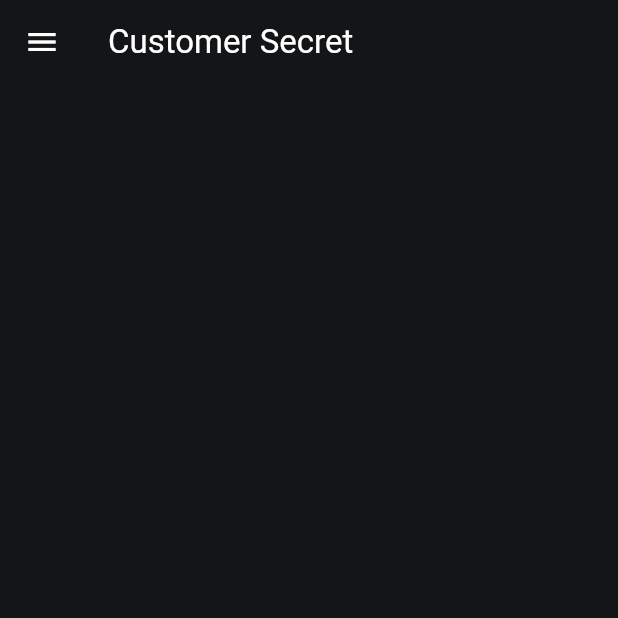
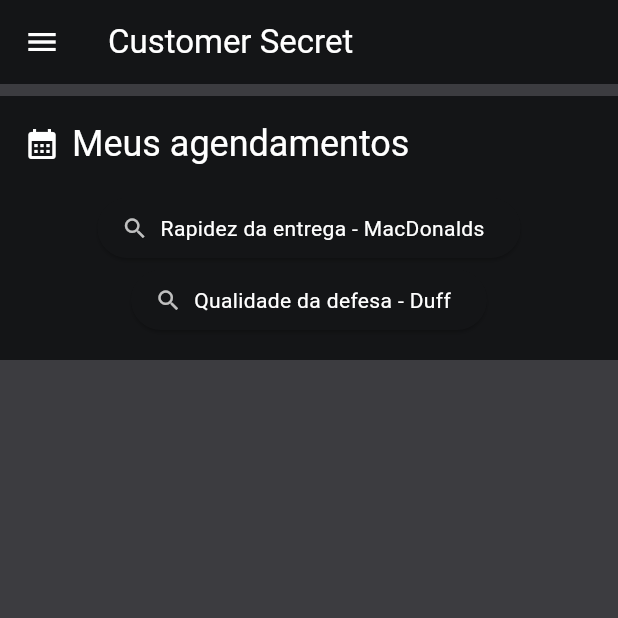
Before and after one commit to IgordeAndrade/customer_secret_service, a Flutter app: the HomePage screen opened by its route, on a phone screen of 412 x 824 dp, the top half of it. Run offline on Flutter 3.47's test engine with Material 2 defaults, Android fonts, the phone set to English and light mode, and no system bars; our stand-ins replace flex_color_scheme.

Commit message:
[feature]: initial layout of homePage

```diff
--- /dev/null
+++ b/lib/global/design_system/themes/constants/spacing.dart
@@ -0,0 +1,10 @@
+class ConstSpacing {
+  static const double xxxSmall = 1.0;
+  static const double xxSmall = 2.0;
+  static const double xSmall = 4.0;
+  static const double small = 8.0;
+  static const double medium = 16.0;
+  static const double large = 24.0;
+  static const double xLarge = 32.0;
+  static const double xxLarge = 64.0;
+}
--- a/lib/global/design_system/themes/themes.dart
+++ b/lib/global/design_system/themes/themes.dart
@@ -1,3 +1,5 @@
+import 'dart:ui';
+
 import 'package:flex_color_scheme/flex_color_scheme.dart';
 
 import 'color_schemes.g.dart';
@@ -28,6 +30,8 @@ get darkTheme => FlexThemeData.dark(
       useMaterial3: true,
       swapLegacyOnMaterial3: true,
       colorScheme: flexSchemeDark,
+      background: flexSchemeDark.background,
+      scaffoldBackground: Color.fromARGB(206, 14, 14, 19),
       // To use the Playground font, add GoogleFonts package and uncomment
       // fontFamily: GoogleFonts.notoSans().fontFamily,
     );
--- /dev/null
+++ b/lib/global/design_system/widgets/box_spacer.dart
@@ -0,0 +1,20 @@
+import 'package:flutter/material.dart';
+
+import '../themes/constants/spacing.dart';
+
+class BoxSpacer extends SizedBox {
+  const BoxSpacer({super.key})
+      : super.square(dimension: ConstSpacing.medium);
+
+  const BoxSpacer.xxSmall({super.key})
+      : super.square(dimension: ConstSpacing.xxSmall);
+
+  const BoxSpacer.xSmall({super.key})
+      : super.square(dimension: ConstSpacing.xSmall);
+
+  const BoxSpacer.small({super.key})
+      : super.square(dimension: ConstSpacing.small);
+
+  const BoxSpacer.large({super.key})
+      : super.square(dimension: ConstSpacing.large);
+}
--- a/lib/home_page/home_page.dart
+++ b/lib/home_page/home_page.dart
@@ -2,6 +2,8 @@ import 'package:customer_secret_service/global/design_system/themes/constants/st
 import 'package:flutter/material.dart';
 
 import '../global/design_system/themes/constants/sizes.dart';
+import '../global/design_system/widgets/box_spacer.dart';
+import '../schedule/presentation/widgets/my_schedules_banner.dart';
 
 class HomePage extends StatelessWidget {
   const HomePage({super.key});
@@ -31,7 +33,9 @@ class HomePage extends StatelessWidget {
       ),
       body: SafeArea(
         child: Column(
-          children: [
+          children: const [
+            BoxSpacer.small(),
+            MySchedulesBanner(),
           ],
         ),
       ),
--- /dev/null
+++ b/lib/schedule/presentation/widgets/my_schedules_banner.dart
@@ -0,0 +1,60 @@
+import 'package:flutter/material.dart';
+
+import '../../../global/design_system/widgets/box_spacer.dart';
+
+class MySchedulesBanner extends StatelessWidget {
+  const MySchedulesBanner({super.key});
+
+  @override
+  Widget build(BuildContext context) {
+    final theme = Theme.of(context);
+    return Visibility(
+      //TODO: add logic to visibility
+      visible: true,
+      child: Material(
+        clipBehavior: Clip.antiAlias,
+        child: Padding(
+          padding: const EdgeInsets.all(16),
+          child: Column(
+            mainAxisAlignment: MainAxisAlignment.center,
+            children: [
+              Row(
+                children: [
+                  const Icon(Icons.calendar_month),
+                  const BoxSpacer.small(),
+                  Text(
+                    'Meus agendamentos',
+                    style: theme.textTheme.headline5,
+                  )
+                ],
+              ),
+              const BoxSpacer(),
+              Column(
+                children: List.generate(
+                  loadedSchedules.length,
+                  (index) => ElevatedButton.icon(
+                    style: ButtonStyle(
+                      shadowColor: MaterialStateProperty.all(
+                          theme.colorScheme.onPrimary),
+                    ),
+                    onPressed: () {},
+                    icon: const Icon(Icons.search),
+                    label: Text(
+                      loadedSchedules.keys.elementAt(index),
+                      style: theme.textTheme.bodyMedium,
+                    ),
+                  ),
+                ),
+              )
+            ],
+          ),
+        ),
+      ),
+    );
+  }
+}
+
+Map<String, String> loadedSchedules = {
+  'Rapidez da entrega - MacDonalds': '01/09/1939',
+  'Qualidade da defesa - Duff': '01/03/1492',
+};
```
